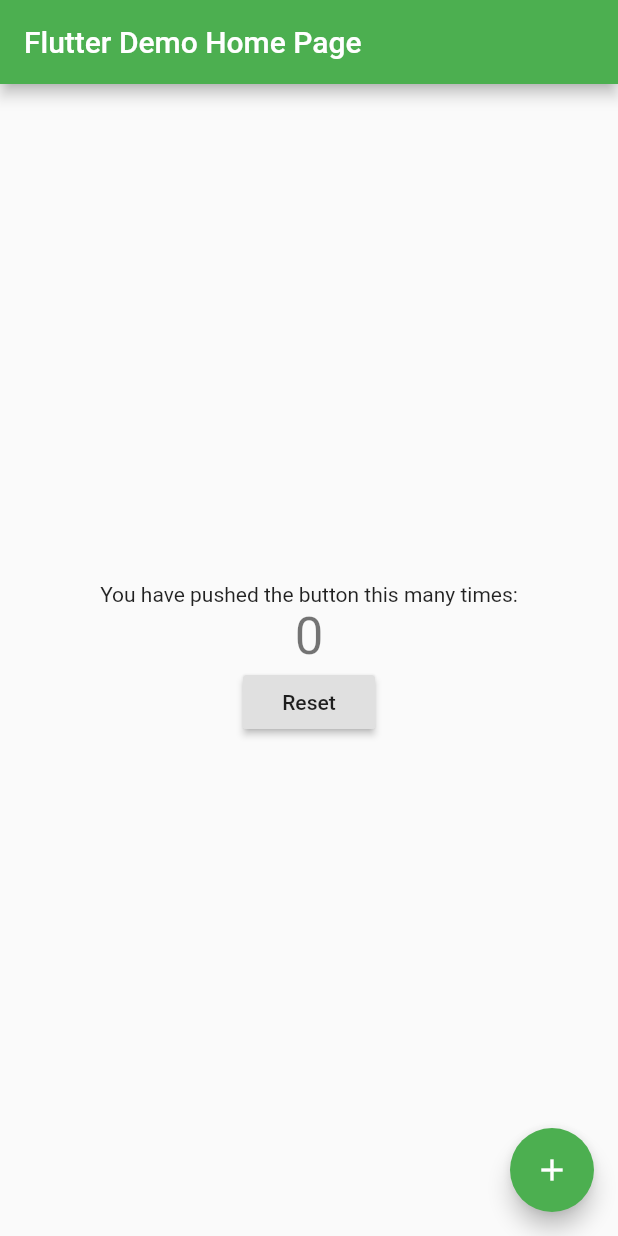
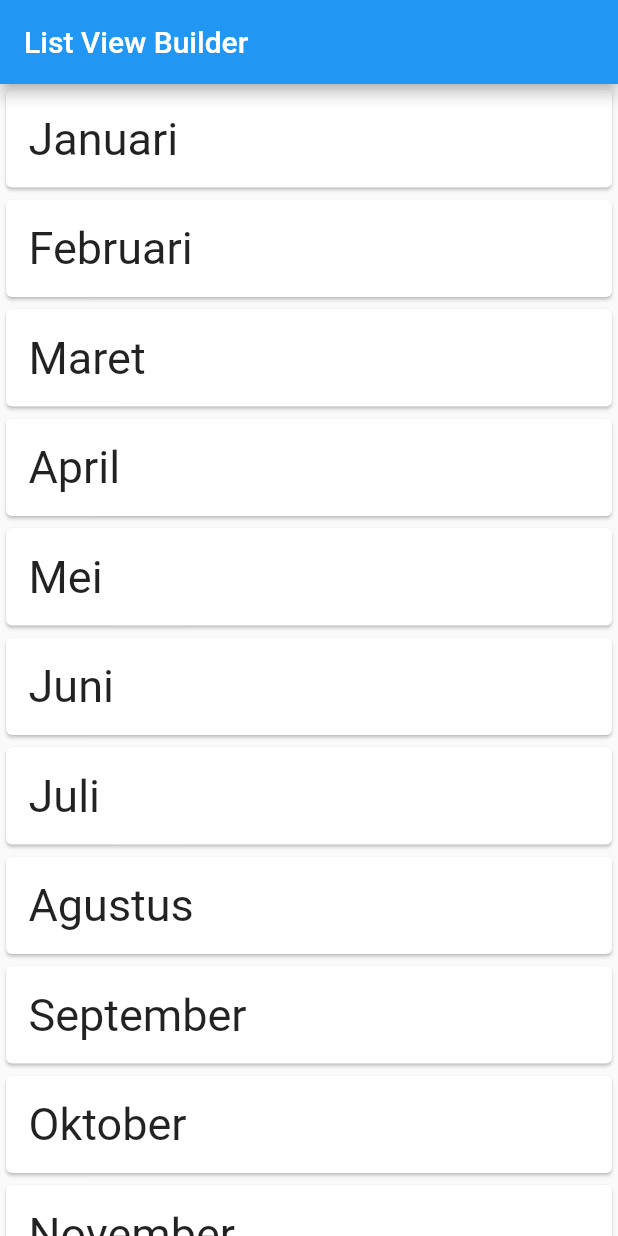
Before and after one commit to hdinjos/state-full-widget-flutter, a Flutter app: the screen it shows after launch, on a phone screen of 412 x 824 dp. Run offline on Flutter 3.47's test engine with Material 2 defaults, Android fonts, the phone set to English and light mode, and no system bars.

Commit message:
List view builder

```diff
--- a/lib/main.dart
+++ b/lib/main.dart
@@ -1,127 +1,47 @@
 import 'package:flutter/material.dart';
 
 void main() {
-  runApp(MyApp());
+  runApp(HomeScreen());
 }
 
-class MyApp extends StatelessWidget {
-  // This widget is the root of your application.
+class HomeScreen extends StatelessWidget {
+  final List bulan = [
+    "Januari",
+    "Februari",
+    "Maret",
+    "April",
+    "Mei",
+    "Juni",
+    "Juli",
+    "Agustus",
+    "September",
+    "Oktober",
+    "November",
+    "Desember"
+  ];
   @override
   Widget build(BuildContext context) {
     return MaterialApp(
-      title: 'Flutter Demo',
-      theme: ThemeData(
-        // This is the theme of your application.
-        //
-        // Try running your application with "flutter run". You'll see the
-        // application has a blue toolbar. Then, without quitting the app, try
-        // changing the primarySwatch below to Colors.green and then invoke
-        // "hot reload" (press "r" in the console where you ran "flutter run",
-        // or simply save your changes to "hot reload" in a Flutter IDE).
-        // Notice that the counter didn't reset back to zero; the application
-        // is not restarted.
-        primarySwatch: Colors.green,
-        // This makes the visual density adapt to the platform that you run
-        // the app on. For desktop platforms, the controls will be smaller and
-        // closer together (more dense) than on mobile platforms.
-        visualDensity: VisualDensity.adaptivePlatformDensity,
+      home: Scaffold(
+        appBar: AppBar(
+          title: Text("List View Builder"),
+        ),
+        body: ListView.builder(
+          itemBuilder: (context, index) {
+            return Card(
+              child: Padding(
+                padding: EdgeInsets.all(15),
+                child: Text(
+                  bulan[index],
+                  style: TextStyle(fontSize: 30),
+                ),
+              ),
+            );
+            // return Text(bulan[index]);
+          },
+          itemCount: bulan.length,
+        ),
       ),
-      home: MyHomePage(title: 'Flutter Demo Home Page'),
     );
   }
 }
-
-class MyHomePage extends StatefulWidget {
-  MyHomePage({Key key, this.title}) : super(key: key);
-
-  // This widget is the home page of your application. It is stateful, meaning
-  // that it has a State object (defined below) that contains fields that affect
-  // how it looks.
-
-  // This class is the configuration for the state. It holds the values (in this
-  // case the title) provided by the parent (in this case the App widget) and
-  // used by the build method of the State. Fields in a Widget subclass are
-  // always marked "final".
-
-  final String title;
-
-  @override
-  _MyHomePageState createState() => _MyHomePageState();
-}
-
-class _MyHomePageState extends State<MyHomePage> {
-  int _counter = 0;
-
-  void _incrementCounter() {
-    setState(() {
-      // This call to setState tells the Flutter framework that something has
-      // changed in this State, which causes it to rerun the build method below
-      // so that the display can reflect the updated values. If we changed
-      // _counter without calling setState(), then the build method would not be
-      // called again, and so nothing would appear to happen.
-      _counter++;
-    });
-  }
-
-  void _resetCounter() {
-    setState(() {
-      _counter = 0;
-    });
-  }
-
-  @override
-  Widget build(BuildContext context) {
-    // This method is rerun every time setState is called, for instance as done
-    // by the _incrementCounter method above.
-    //
-    // The Flutter framework has been optimized to make rerunning build methods
-    // fast, so that you can just rebuild anything that needs updating rather
-    // than having to individually change instances of widgets.
-    return Scaffold(
-      appBar: AppBar(
-        // Here we take the value from the MyHomePage object that was created by
-        // the App.build method, and use it to set our appbar title.
-        title: Text(widget.title),
-      ),
-      body: Center(
-        // Center is a layout widget. It takes a single child and positions it
-        // in the middle of the parent.
-        child: Column(
-          // Column is also a layout widget. It takes a list of children and
-          // arranges them vertically. By default, it sizes itself to fit its
-          // children horizontally, and tries to be as tall as its parent.
-          //
-          // Invoke "debug painting" (press "p" in the console, choose the
-          // "Toggle Debug Paint" action from the Flutter Inspector in Android
-          // Studio, or the "Toggle Debug Paint" command in Visual Studio Code)
-          // to see the wireframe for each widget.
-          //
-          // Column has various properties to control how it sizes itself and
-          // how it positions its children. Here we use mainAxisAlignment to
-          // center the children vertically; the main axis here is the vertical
-          // axis because Columns are vertical (the cross axis would be
-          // horizontal).
-          mainAxisAlignment: MainAxisAlignment.center,
-          children: <Widget>[
-            Text(
-              'You have pushed the button this many times:',
-            ),
-            Text(
-              '$_counter',
-              style: Theme.of(context).textTheme.headline4,
-            ),
-            RaisedButton(
-              onPressed: _resetCounter,
-              child: Text('Reset'),
-            )
-          ],
-        ),
-      ),
-      floatingActionButton: FloatingActionButton(
-        onPressed: _incrementCounter,
-        tooltip: 'Increment',
-        child: Icon(Icons.add),
-      ), // This trailing comma makes auto-formatting nicer for build methods.
-    );
-  }
-}
```
